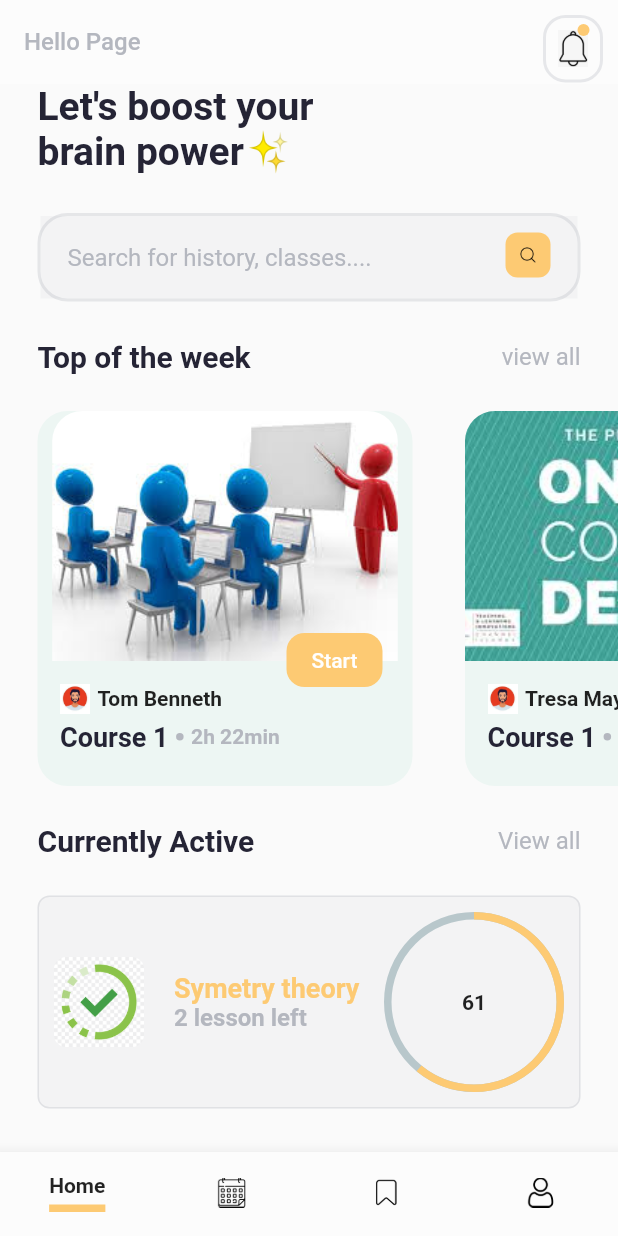
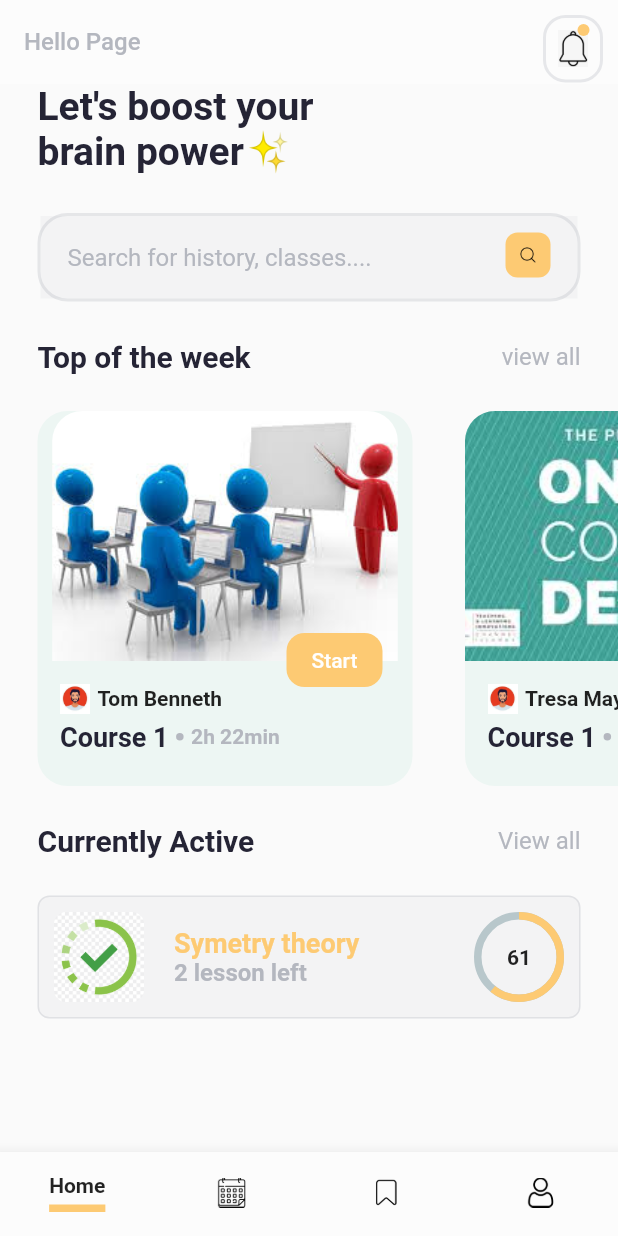
Before and after one commit to Momentwithace/e_learning_app_UI, a Flutter app: the screen it shows after launch, on a phone screen of 412 x 824 dp. Run offline on Flutter 3.47's test engine with Material 2 defaults, Android fonts, the phone set to English and light mode, and no system bars; drawn by our look-alikes of percent_indicator.

Commit message:
Refactored Progress level

```diff
--- a/learning_ui/lib/screens/home/widget/active_course.dart
+++ b/learning_ui/lib/screens/home/widget/active_course.dart
@@ -61,7 +61,7 @@ class ActiveCourse extends StatelessWidget {
                   ],
                 ),
                 CircularPercentIndicator(
-                  radius: 60.0,
+                  radius: 30.0,
                   lineWidth: 5.0,
                   percent: 0.61,
                   center: const Text("61",
```
Also changed, not shown: 1 other file.
